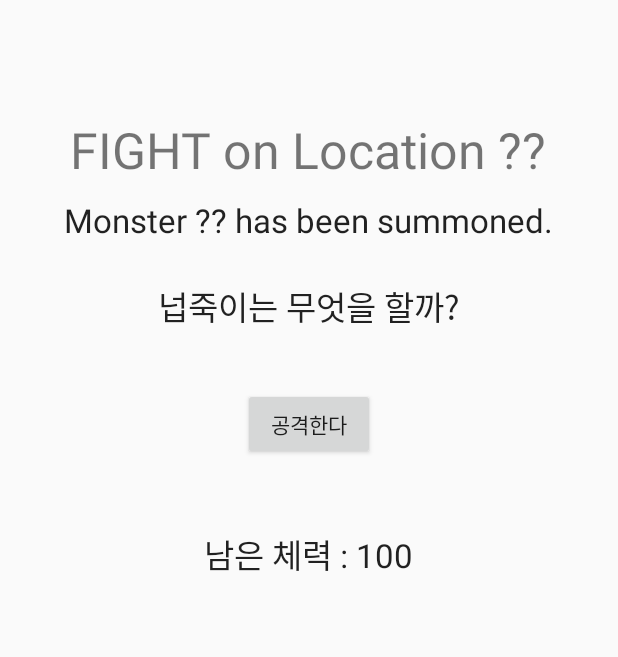
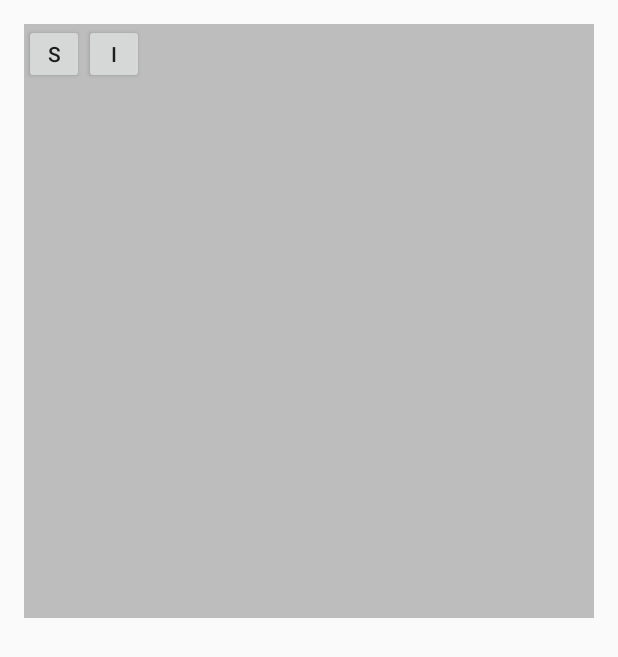
Before and after one commit to JaeRyoungKa/CS496_PROJECT4_NEOBJUKGO, an Android app: the layout activity_main.xml on its own in the app's theme, with its tools: preview values and no code run, on a phone screen of 412 x 824 dp. Shown: the top 657 px of the screen. Run offline under Robolectric (Android 15) with nearby library versions, the phone set to English and light mode, and no system bars.

Commit message:
implemented StuffCreature/mob/player; changed xml file of activity_main.xml

```diff
--- a/app/src/main/java/com/example/q/neobjukgo/MainActivity.java
+++ b/app/src/main/java/com/example/q/neobjukgo/MainActivity.java
@@ -25,14 +25,10 @@ public class MainActivity extends AppCompatActivity {
     protected void onCreate(Bundle savedInstanceState) {
         super.onCreate(savedInstanceState);
         setContentView(R.layout.activity_main);
+
         int temp = summon_random();
         ATT = temp/10;
         DEF = 80+temp%10*4;
-        findViewById(R.id.fight).setOnClickListener(new Button.OnClickListener() {
-            public void onClick(View v) {
-                if (isClear == false) onFight();
-            }
-        });
 
     }
 
@@ -62,8 +58,7 @@ public class MainActivity extends AppCompatActivity {
             case 8 : def = "매우 튼튼한"; break;
             case 9 : def = "매우 강인한"; break;
         }
-        TextView summon = (TextView) findViewById(R.id.summoned);
-        summon.setText(att+" "+def+" 몬스터가 나타났다!\n공격도 : "+(equip_number/10)+" 체력 : "+(80+equip_number%10*4));
+
         return equip_number;
     }
 
@@ -82,23 +77,16 @@ public class MainActivity extends AppCompatActivity {
         if (DEF <= 0) DEF = 0;
         if (HP <= 0) HP = 0;
         Toast.makeText(this,temp+"의 피해를 입혔다!\n"+temp2+"의 피해를 입었다!",Toast.LENGTH_SHORT).show();
-        TextView summon = (TextView) findViewById(R.id.summoned);
-        summon.setText(att+" "+def+" 몬스터가 나타났다!\n공격도 : "+ATT+" 체력 : "+DEF);
-        TextView HPbar = (TextView) findViewById(R.id.HP);
-        HPbar.setText("남은 체력 : "+HP);
+
         if (DEF <= 0) onClear();
         if (HP <= 0) onDead();
     }
 
     protected void onClear() {
-        TextView loc = (TextView) findViewById(R.id.current_location);
-        loc.setText("STAGE CLEAR!");
         isClear = true;
     }
 
     protected void onDead() {
-        TextView loc = (TextView) findViewById(R.id.current_location);
-        loc.setText("You LOST the battle.");
         isClear = true;
     }
 
--- a/app/src/main/java/com/example/q/neobjukgo/StuffCreature.java
+++ b/app/src/main/java/com/example/q/neobjukgo/StuffCreature.java
@@ -10,6 +10,12 @@ public class StuffCreature {
     private double attack;
     private double armor;
 
+    public StuffCreature(Room room, double health, double attack, double armor) {
+        this.room = room;
+        this.health = health;
+        this.attack = attack;
+        this.armor = armor;
+    }
 
     public void moveTo(int x, int y) {
 
--- a/app/src/main/java/com/example/q/neobjukgo/StuffCreatureMob.java
+++ b/app/src/main/java/com/example/q/neobjukgo/StuffCreatureMob.java
@@ -3,5 +3,11 @@ package com.example.q.neobjukgo;
 /**
  * Created by q on 2016-07-20.
  */
-public class StuffCreatureMob extends Stuff {
+public class StuffCreatureMob extends StuffCreature {
+
+    private String name;
+    public StuffCreatureMob(Room room, double health, double attack, double armor, String name) {
+        super(room,health,attack,armor);
+        this.name = name;
+    }
 }
--- a/app/src/main/java/com/example/q/neobjukgo/StuffCreaturePlayer.java
+++ b/app/src/main/java/com/example/q/neobjukgo/StuffCreaturePlayer.java
@@ -3,5 +3,10 @@ package com.example.q.neobjukgo;
 /**
  * Created by q on 2016-07-20.
  */
-public class StuffCreaturePlayer extends Stuff {
+public class StuffCreaturePlayer extends StuffCreature {
+
+    public StuffCreaturePlayer (Room room, double health, double attack, double armor, String name) {
+        super(room,health,attack,armor);
+    }
+
 }
--- a/app/src/main/res/layout/activity_main.xml
+++ b/app/src/main/res/layout/activity_main.xml
@@ -9,53 +9,35 @@
     android:paddingTop="@dimen/activity_vertical_margin"
     tools:context="com.example.q.neobjukgo.MainActivity">
 
-    <TextView
-        android:layout_width="wrap_content"
-        android:layout_height="wrap_content"
-        android:text="FIGHT on Location ??"
-        android:textSize="33dp"
-        android:id="@+id/current_location"
-        android:layout_marginTop="61dp"
-        android:layout_alignParentTop="true"
-        android:layout_centerHorizontal="true" />
+<LinearLayout
+    android:layout_width="match_parent"
+    android:layout_height="match_parent"
+    android:orientation="vertical"
+    android:weightSum="100">
 
-    <TextView
-        android:layout_width="wrap_content"
-        android:layout_height="wrap_content"
-        android:textAppearance="?android:attr/textAppearanceLarge"
-        android:text="넙죽이는 무엇을 할까?"
-        android:id="@+id/textView"
-        android:layout_below="@+id/current_location"
-        android:layout_centerHorizontal="true"
-        android:layout_marginTop="65dp" />
+    <GridView
+        android:layout_width="match_parent"
+        android:layout_height="0dp"
+        android:layout_weight="50"
+        android:background="#77777777"
+        android:numColumns="5">
+
+    </GridView>
+
+</LinearLayout>
 
     <Button
-        android:layout_width="wrap_content"
-        android:layout_height="wrap_content"
-        android:text="공격한다"
-        android:id="@+id/fight"
-        android:layout_below="@+id/textView"
-        android:layout_centerHorizontal="true"
-        android:layout_marginTop="38dp" />
+        android:layout_width="40dp"
+        android:layout_height="40dp"
+        android:text="S"
+        android:id="@+id/button_S"
+        />
 
-    <TextView
-        android:layout_width="wrap_content"
-        android:layout_height="wrap_content"
-        android:textAppearance="?android:attr/textAppearanceLarge"
-        android:text="Monster ?? has been summoned."
-        android:id="@+id/summoned"
-        android:layout_below="@+id/current_location"
-        android:layout_centerHorizontal="true"
-        android:layout_marginTop="10dp"
-        android:gravity="center_vertical|center_horizontal" />
-
-    <TextView
-        android:layout_width="wrap_content"
-        android:layout_height="wrap_content"
-        android:textAppearance="?android:attr/textAppearanceLarge"
-        android:text="남은 체력 : 100"
-        android:id="@+id/HP"
-        android:layout_marginTop="46dp"
-        android:layout_below="@+id/fight"
-        android:layout_centerHorizontal="true" />
+    <Button
+        android:layout_width="40dp"
+        android:layout_height="40dp"
+        android:text="I"
+        android:id="@+id/button_I"
+        android:layout_toRightOf="@id/button_S"
+        />
 </RelativeLayout>
```
